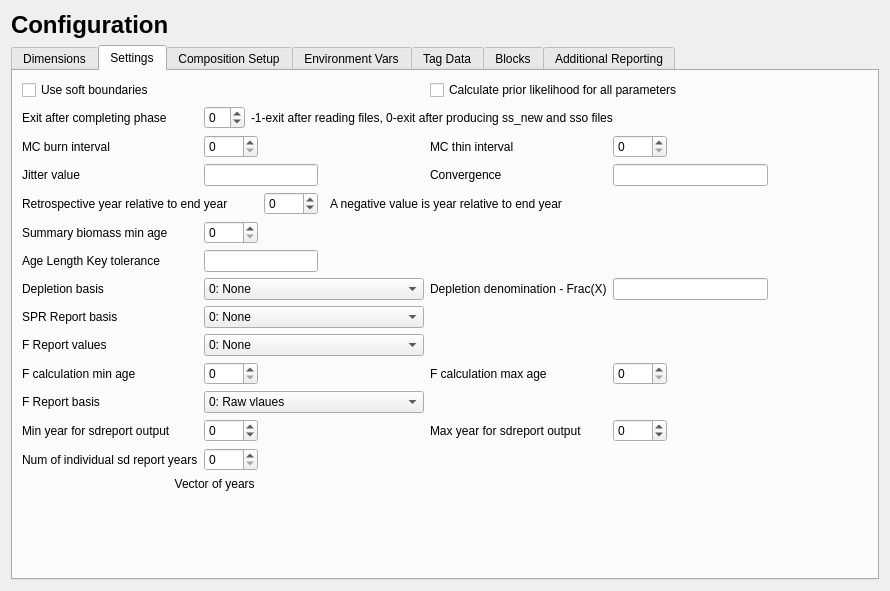
nmfs-ost/ss3-ssi, file src/data_widget.ui: the form before one commit.
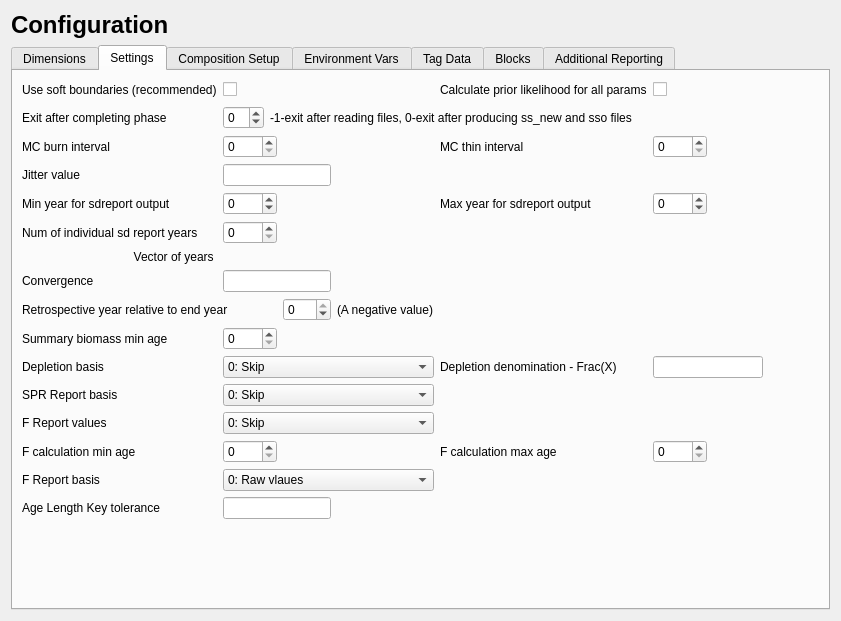
The form after the commit. The open tabs and pages were chosen to show the change. Icons and pictures are not drawn.

```diff
--- a/src/data_widget.ui
+++ b/src/data_widget.ui
@@ -6,8 +6,8 @@
    <rect>
     <x>0</x>
     <y>0</y>
-    <width>890</width>
-    <height>591</height>
+    <width>841</width>
+    <height>621</height>
    </rect>
   </property>
   <property name="windowTitle">
@@ -442,55 +442,111 @@
       <layout class="QVBoxLayout" name="verticalLayout_4">
        <item>
         <layout class="QGridLayout" name="gridLayout_settings">
-         <item row="4" column="6" colspan="2">
-          <widget class="QLineEdit" name="lineEdit_convergence"/>
+         <item row="13" column="1" colspan="4">
+          <widget class="QComboBox" name="comboBox_spr_basis">
+           <item>
+            <property name="text">
+             <string>0: Skip</string>
+            </property>
+           </item>
+           <item>
+            <property name="text">
+             <string>1: (1-SPR) / (1 - SPR_target)</string>
+            </property>
+           </item>
+           <item>
+            <property name="text">
+             <string>2: (1-SPR) / (1 - SPR at MSY)</string>
+            </property>
+           </item>
+           <item>
+            <property name="text">
+             <string>3: (1-SPR) / (1 - SPR at B_target)</string>
+            </property>
+           </item>
+           <item>
+            <property name="text">
+             <string>4:  (1-SPR) / 1 (actual values)</string>
+            </property>
+           </item>
+          </widget>
          </item>
-         <item row="13" column="1">
-          <widget class="QSpinBox" name="spinBox_sdrpt_min_yr">
-           <property name="minimum">
-            <number>-5</number>
+         <item row="4" column="0">
+          <widget class="QLabel" name="label_jitter">
+           <property name="text">
+            <string>Jitter value</string>
            </property>
-           <property name="maximum">
-            <number>2500</number>
-           </property>
           </widget>
          </item>
-         <item row="0" column="0">
-          <widget class="QCheckBox" name="checkBox_soft_bounds">
+         <item row="15" column="6">
+          <widget class="QSpinBox" name="spinBox_f_max_age"/>
+         </item>
+         <item row="12" column="0">
+          <widget class="QLabel" name="label_f_dep">
            <property name="text">
-            <string>Use soft boundaries</string>
+            <string>Depletion basis</string>
            </property>
           </widget>
          </item>
-         <item row="11" column="5">
+         <item row="15" column="5">
           <widget class="QLabel" name="label_f_max_age">
            <property name="text">
             <string>F calculation max age</string>
            </property>
           </widget>
          </item>
-         <item row="6" column="0">
+         <item row="10" column="0">
           <widget class="QLabel" name="labe_f_bmass_min_age">
            <property name="text">
             <string>Summary biomass min age</string>
            </property>
           </widget>
          </item>
-         <item row="8" column="0">
-          <widget class="QLabel" name="label_f_dep">
+         <item row="0" column="2" colspan="3">
+          <spacer name="horizontalSpacer_setings">
+           <property name="orientation">
+            <enum>Qt::Horizontal</enum>
+           </property>
+           <property name="sizeHint" stdset="0">
+            <size>
+             <width>40</width>
+             <height>20</height>
+            </size>
+           </property>
+          </spacer>
+         </item>
+         <item row="16" column="0">
+          <widget class="QLabel" name="label_f_report_basis">
            <property name="text">
-            <string>Depletion basis</string>
+            <string>F Report basis</string>
            </property>
           </widget>
          </item>
-         <item row="14" column="1">
-          <widget class="QSpinBox" name="spinBox_num_std_yrs"/>
+         <item row="3" column="7">
+          <spacer name="horizontalSpacer_MC">
+           <property name="orientation">
+            <enum>Qt::Horizontal</enum>
+           </property>
+           <property name="sizeHint" stdset="0">
+            <size>
+             <width>40</width>
+             <height>20</height>
+            </size>
+           </property>
+          </spacer>
          </item>
-         <item row="8" column="1" colspan="4">
+         <item row="12" column="5">
+          <widget class="QLabel" name="label_f_dep_denom">
+           <property name="text">
+            <string>Depletion denomination - Frac(X)</string>
+           </property>
+          </widget>
+         </item>
+         <item row="12" column="1" colspan="4">
           <widget class="QComboBox" name="comboBox_f_dep">
            <item>
             <property name="text">
-             <string>0: None</string>
+             <string>0: Skip</string>
             </property>
            </item>
            <item>
@@ -510,24 +566,14 @@
            </item>
           </widget>
          </item>
-         <item row="10" column="0">
+         <item row="14" column="0">
           <widget class="QLabel" name="label_f_rpt_units">
            <property name="text">
             <string>F Report values</string>
            </property>
           </widget>
          </item>
-         <item row="11" column="0">
-          <widget class="QLabel" name="label_f_min_age">
-           <property name="text">
-            <string>F calculation min age</string>
-           </property>
-          </widget>
-         </item>
-         <item row="8" column="6" colspan="2">
-          <widget class="QLineEdit" name="lineEdit_dep_denom"/>
-         </item>
-         <item row="12" column="1" colspan="4">
+         <item row="16" column="1" colspan="4">
           <widget class="QComboBox" name="comboBox_f_report_basis">
            <item>
             <property name="text">
@@ -551,84 +597,15 @@
            </item>
           </widget>
          </item>
-         <item row="11" column="6">
-          <widget class="QSpinBox" name="spinBox_f_max_age"/>
-         </item>
-         <item row="9" column="1" colspan="4">
-          <widget class="QComboBox" name="comboBox_spr_basis">
-           <item>
-            <property name="text">
-             <string>0: None</string>
-            </property>
-           </item>
-           <item>
-            <property name="text">
-             <string>1: (1-SPR) / (1-SPR_tgt)</string>
-            </property>
-           </item>
-           <item>
-            <property name="text">
-             <string>2: (1-SPR) / (1-SPR_MSY)</string>
-            </property>
-           </item>
-           <item>
-            <property name="text">
-             <string>3: (1-SPR) / (1-SPR_Btarget)</string>
-            </property>
-           </item>
-           <item>
-            <property name="text">
-             <string>4:  1-SPR values</string>
-            </property>
-           </item>
-          </widget>
-         </item>
-         <item row="4" column="0">
-          <widget class="QLabel" name="label_jitter">
+         <item row="15" column="0">
+          <widget class="QLabel" name="label_f_min_age">
            <property name="text">
-            <string>Jitter value</string>
+            <string>F calculation min age</string>
            </property>
           </widget>
          </item>
-         <item row="13" column="0">
-          <widget class="QLabel" name="label_sdrpt_min_yr">
-           <property name="text">
-            <string>Min year for sdreport output</string>
-           </property>
-          </widget>
-         </item>
-         <item row="12" column="0">
-          <widget class="QLabel" name="label_f_report_basis">
-           <property name="text">
-            <string>F Report basis</string>
-           </property>
-          </widget>
-         </item>
-         <item row="3" column="7">
-          <spacer name="horizontalSpacer_MC">
-           <property name="orientation">
-            <enum>Qt::Horizontal</enum>
-           </property>
-           <property name="sizeHint" stdset="0">
-            <size>
-             <width>40</width>
-             <height>20</height>
-            </size>
-           </property>
-          </spacer>
-         </item>
-         <item row="0" column="1" colspan="4">
-          <spacer name="horizontalSpacer_setings">
-           <property name="orientation">
-            <enum>Qt::Horizontal</enum>
-           </property>
-           <property name="sizeHint" stdset="0">
-            <size>
-             <width>40</width>
-             <height>20</height>
-            </size>
-           </property>
-          </spacer>
+         <item row="12" column="6" colspan="2">
+          <widget class="QLineEdit" name="lineEdit_dep_denom"/>
          </item>
          <item row="3" column="0">
           <widget class="QLabel" name="label_mc_burn">
@@ -637,41 +614,14 @@
            </property>
           </widget>
          </item>
-         <item row="15" column="0" colspan="2">
-          <widget class="QLabel" name="label_std_yrs">
+         <item row="0" column="1">
+          <widget class="QCheckBox" name="checkBox_soft_bounds">
            <property name="text">
-            <string>Vector of years </string>
+            <string/>
            </property>
-           <property name="alignment">
-            <set>Qt::AlignRight|Qt::AlignTrailing|Qt::AlignVCenter</set>
-           </property>
           </widget>
          </item>
-         <item row="13" column="6">
-          <widget class="QSpinBox" name="spinBox_sdrpt_max_yr">
-           <property name="minimum">
-            <number>-10</number>
-           </property>
-           <property name="maximum">
-            <number>2500</number>
-           </property>
-          </widget>
-         </item>
-         <item row="8" column="5">
-          <widget class="QLabel" name="label_f_dep_denom">
-           <property name="text">
-            <string>Depletion denomination - Frac(X)</string>
-           </property>
-          </widget>
-         </item>
-         <item row="4" column="5">
-          <widget class="QLabel" name="label_convergence">
-           <property name="text">
-            <string>Convergence </string>
-           </property>
-          </widget>
-         </item>
-         <item row="0" column="5" colspan="3">
+         <item row="0" column="6" colspan="3">
           <widget class="QCheckBox" name="checkBox_priors">
            <property name="sizePolicy">
             <sizepolicy hsizetype="Minimum" vsizetype="Fixed">
@@ -680,41 +630,34 @@
             </sizepolicy>
            </property>
            <property name="text">
-            <string>Calculate prior likelihood for all parameters</string>
+            <string/>
            </property>
           </widget>
          </item>
-         <item row="13" column="5">
-          <widget class="QLabel" name="label_sdrpt_max_yr">
-           <property name="text">
-            <string>Max year for sdreport output</string>
-           </property>
-          </widget>
-         </item>
-         <item row="9" column="0">
+         <item row="13" column="0">
           <widget class="QLabel" name="label_spr_basis">
            <property name="text">
             <string>SPR Report basis</string>
            </property>
           </widget>
          </item>
-         <item row="11" column="1">
+         <item row="15" column="1">
           <widget class="QSpinBox" name="spinBox_f_min_age"/>
          </item>
-         <item row="6" column="1">
+         <item row="10" column="1">
           <widget class="QSpinBox" name="spinBox_f_bmass_min_age"/>
          </item>
-         <item row="5" column="2">
+         <item row="9" column="2">
           <widget class="QSpinBox" name="spinBox_retrospect_yr">
            <property name="minimum">
-            <number>-10</number>
+            <number>-99</number>
            </property>
            <property name="maximum">
-            <number>3000</number>
+            <number>0</number>
            </property>
           </widget>
          </item>
-         <item row="5" column="0" colspan="2">
+         <item row="9" column="0" colspan="2">
           <widget class="QLabel" name="label_retrospect_yr">
            <property name="text">
             <string>Retrospective year relative to end year</string>
@@ -752,13 +695,6 @@
            </item>
           </layout>
          </item>
-         <item row="14" column="0">
-          <widget class="QLabel" name="label_num_std_yrs">
-           <property name="text">
-            <string>Num of individual sd report years</string>
-           </property>
-          </widget>
-         </item>
          <item row="3" column="5">
           <widget class="QLabel" name="label_mc_thin">
            <property name="text">
@@ -773,11 +709,11 @@
            </property>
           </widget>
          </item>
-         <item row="10" column="1" colspan="4">
+         <item row="14" column="1" colspan="4">
           <widget class="QComboBox" name="comboBox_f_rpt_units">
            <item>
             <property name="text">
-             <string>0: None</string>
+             <string>0: Skip</string>
             </property>
            </item>
            <item>
@@ -837,26 +773,104 @@
          <item row="4" column="1" colspan="2">
           <widget class="QLineEdit" name="lineEdit_jitter"/>
          </item>
-         <item row="5" column="4" colspan="3">
+         <item row="9" column="3" colspan="4">
           <widget class="QLabel" name="label">
            <property name="text">
-            <string>A negative value is year relative to end year</string>
+            <string>(A negative value)</string>
            </property>
           </widget>
          </item>
-         <item row="15" column="2" colspan="7">
+         <item row="6" column="0">
+          <widget class="QLabel" name="label_num_std_yrs">
+           <property name="text">
+            <string>Num of individual sd report years</string>
+           </property>
+          </widget>
+         </item>
+         <item row="5" column="0">
+          <widget class="QLabel" name="label_sdrpt_min_yr">
+           <property name="text">
+            <string>Min year for sdreport output</string>
+           </property>
+          </widget>
+         </item>
+         <item row="5" column="5">
+          <widget class="QLabel" name="label_sdrpt_max_yr">
+           <property name="text">
+            <string>Max year for sdreport output</string>
+           </property>
+          </widget>
+         </item>
+         <item row="5" column="6">
+          <widget class="QSpinBox" name="spinBox_sdrpt_max_yr">
+           <property name="minimum">
+            <number>-99</number>
+           </property>
+           <property name="maximum">
+            <number>2500</number>
+           </property>
+          </widget>
+         </item>
+         <item row="5" column="1">
+          <widget class="QSpinBox" name="spinBox_sdrpt_min_yr">
+           <property name="minimum">
+            <number>-99</number>
+           </property>
+           <property name="maximum">
+            <number>2500</number>
+           </property>
+          </widget>
+         </item>
+         <item row="7" column="0">
+          <widget class="QLabel" name="label_std_yrs">
+           <property name="text">
+            <string>Vector of years </string>
+           </property>
+           <property name="alignment">
+            <set>Qt::AlignRight|Qt::AlignTrailing|Qt::AlignVCenter</set>
+           </property>
+          </widget>
+         </item>
+         <item row="0" column="0">
+          <widget class="QLabel" name="label_soft_bounds">
+           <property name="text">
+            <string>Use soft boundaries (recommended)</string>
+           </property>
+          </widget>
+         </item>
+         <item row="6" column="1">
+          <widget class="QSpinBox" name="spinBox_num_std_yrs"/>
+         </item>
+         <item row="0" column="5">
+          <widget class="QLabel" name="label_priors">
+           <property name="text">
+            <string>Calculate prior likelihood for all params</string>
+           </property>
+          </widget>
+         </item>
+         <item row="8" column="0">
+          <widget class="QLabel" name="label_convergence">
+           <property name="text">
+            <string>Convergence </string>
+           </property>
+          </widget>
+         </item>
+         <item row="8" column="1" colspan="2">
+          <widget class="QLineEdit" name="lineEdit_convergence"/>
+         </item>
+         <item row="7" column="1" colspan="7">
           <layout class="QHBoxLayout" name="horizontalLayout_sdYears"/>
          </item>
-         <item row="7" column="0">
+         <item row="17" column="1" colspan="2">
+          <widget class="QLineEdit" name="lineEdit_alktol"/>
+         </item>
+         <item row="17" column="0">
           <widget class="QLabel" name="label_alktol">
            <property name="text">
             <string>Age Length Key tolerance</string>
            </property>
           </widget>
          </item>
-         <item row="7" column="1" colspan="2">
-          <widget class="QLineEdit" name="lineEdit_alktol"/>
-         </item>
         </layout>
        </item>
        <item>
```
Left out of the diff: 441 changed lines with no effect on the pictures.
